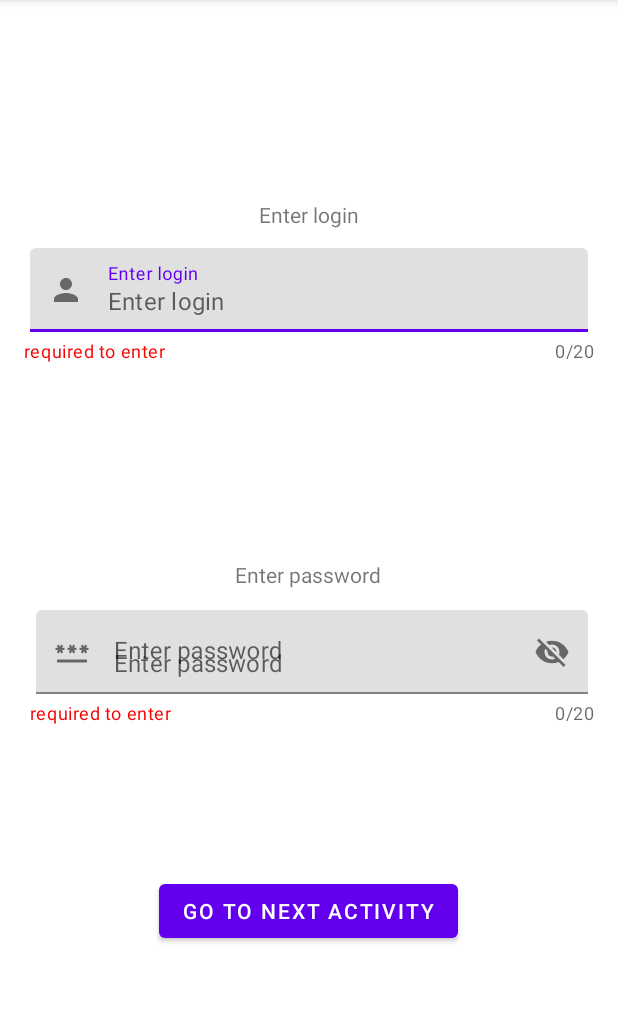
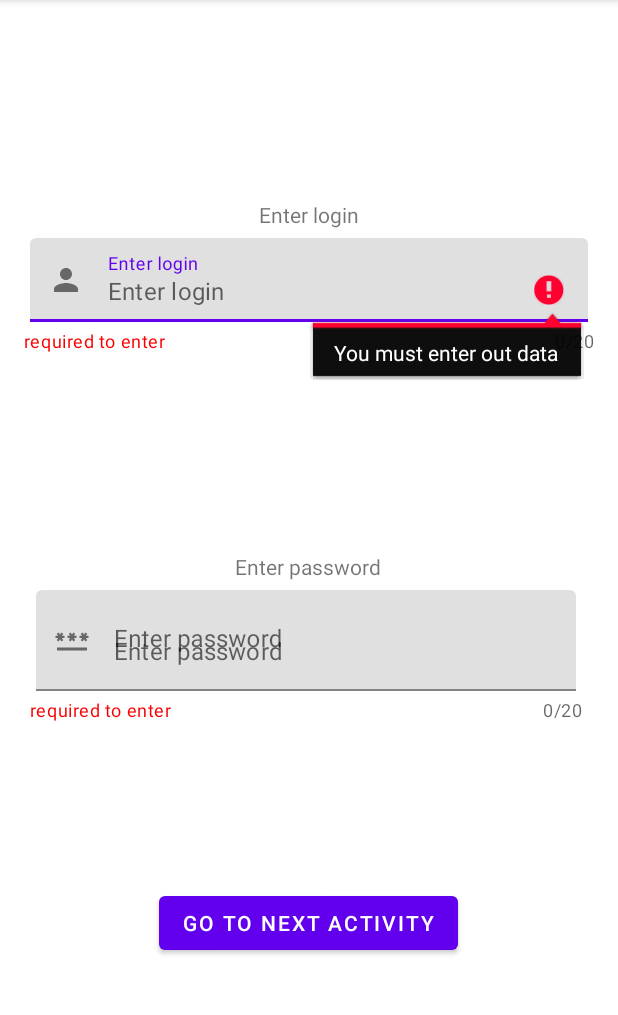
Before and after one commit to marculevichd/Homework18, an Android app: the screen it shows after launch (MainActivity), after a tap on "GO TO NEXT ACTIVITY", on a phone screen of 412 x 824 dp, the part 84-1099 px from its top. Run offline under Robolectric (Android 15) with nearby library versions, the phone set to English and light mode, and no system bars.

Commit message:
homewrork18

```diff
--- a/app/src/main/java/com/example/homework18/MainActivity.kt
+++ b/app/src/main/java/com/example/homework18/MainActivity.kt
@@ -26,7 +26,6 @@ class MainActivity : AppCompatActivity() {
 
         val dialog = AlertDialog.Builder(this)
             .setTitle("Confirm your data")
-            .setMessage("your login is " + tiet_login.text.toString() + "\n" + "your passwrod is " + tiet_password.text.toString())
             .setCancelable(false)
             .setPositiveButton("Accept") { dialog, _ ->
                 val intent_dialog = Intent(this, MainActivity2::class.java)
@@ -43,15 +42,12 @@ class MainActivity : AppCompatActivity() {
         button.setOnClickListener {
             if (tiet_login.text.toString().isNullOrBlank()) {
                 textInputLayout_login.setErrorIconDrawable(R.drawable.ic_baseline_warning_amber_24)
-                Toast.makeText(
-                    this,
-                    getString(R.string.you_must_enter_out_data),
-                    LENGTH_SHORT
-                ).show()
+                tiet_login.error = getString(R.string.you_must_enter_out_data)
             } else if (tiet_password.text.toString().isNullOrBlank()) {
                 textInputLayout_password.setErrorIconDrawable(R.drawable.ic_baseline_warning_amber_24)
-                Toast.makeText(this, R.string.you_must_enter_out_data, LENGTH_SHORT).show()
-            } else dialog.show()
+                tiet_password.error = getString(R.string.you_must_enter_out_data)
+            } else dialog.setMessage("Login: " + tiet_login.text.toString()
+                    + "\n" + "Password: " + tiet_password.text.toString()).show()
         }
     }
 }
--- a/app/src/main/res/layout/activity_main.xml
+++ b/app/src/main/res/layout/activity_main.xml
@@ -37,13 +37,13 @@
 
     <com.google.android.material.textfield.TextInputLayout
         android:id="@+id/textInputLayout_password"
-        android:layout_width="match_parent"
-        android:layout_height="wrap_content"
+        android:layout_width="400dp"
+        android:layout_height="104dp"
         android:layout_marginStart="4dp"
         android:hint="@string/enter_password"
         app:counterEnabled="true"
         app:counterMaxLength="20"
-        app:endIconMode="password_toggle"
+
         app:helperText="@string/required_to_enter"
         app:helperTextEnabled="true"
         app:helperTextTextColor="@color/red"
@@ -56,8 +56,9 @@
         <com.google.android.material.textfield.TextInputEditText
             android:id="@+id/tiet_password"
             android:hint="@string/enter_password"
+
             android:layout_width="match_parent"
-            android:layout_height="wrap_content"
+            android:layout_height="67dp"
             android:layout_marginStart="20dp"
             android:layout_marginEnd="20dp" />
 
```
